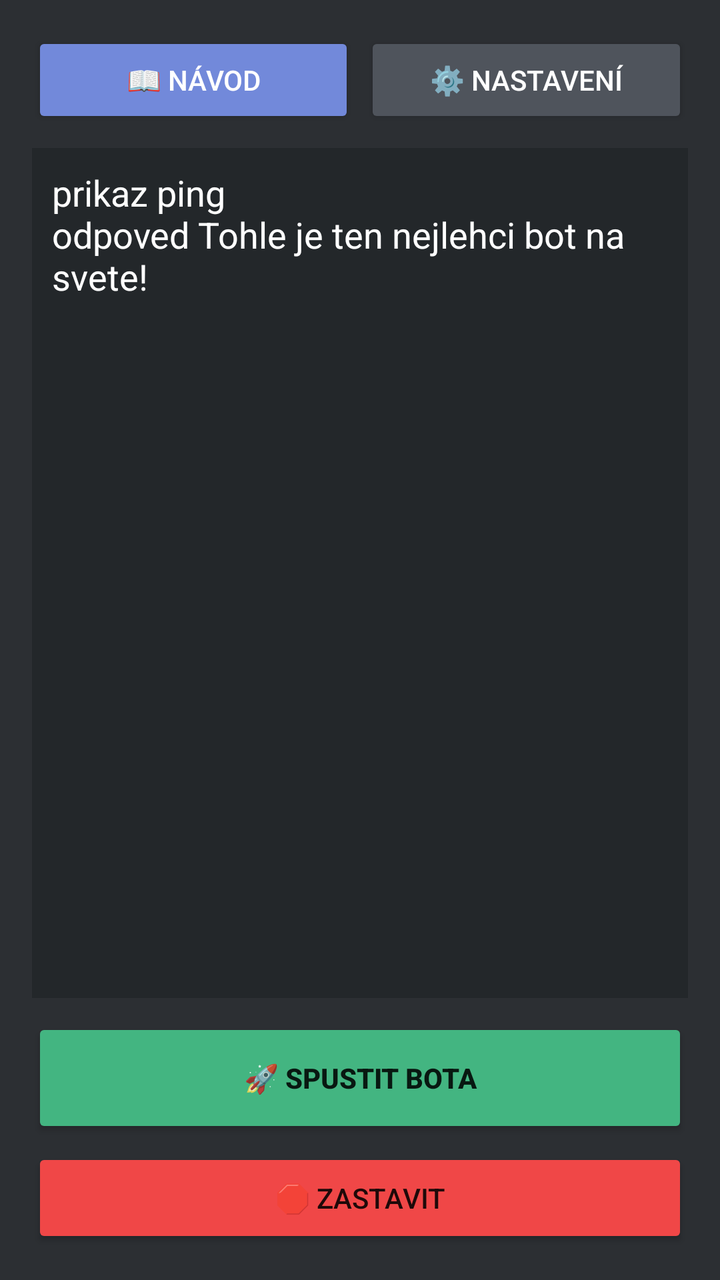
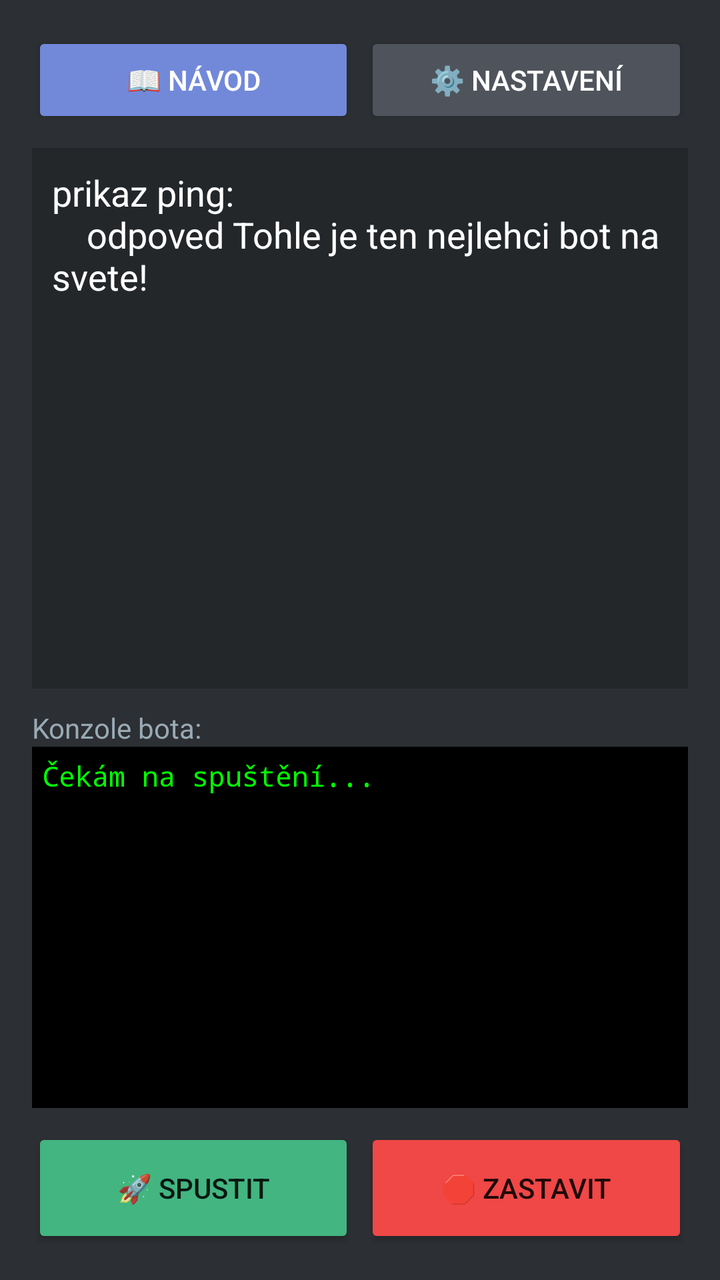

Compare the two renders of this Android layout. The source of the first and the diff that turns it into the second are given below.
<!-- AndroidManifest.xml: application theme Theme.AppCompat.Light.NoActionBar -->
<!-- res/layout/activity_main.xml -->
<?xml version="1.0" encoding="utf-8"?>
<LinearLayout xmlns:android="http://schemas.android.com/apk/res/android"
    android:layout_width="match_parent" android:layout_height="match_parent"
    android:orientation="vertical" android:padding="16dp" android:background="#2C2F33">

    <LinearLayout android:layout_width="match_parent" android:layout_height="wrap_content" android:orientation="horizontal">
        <Button android:id="@+id/btnTutorial" android:layout_width="0dp" android:layout_weight="1"
            android:layout_height="wrap_content" android:text="📖 NÁVOD" android:backgroundTint="#7289DA" android:textColor="#FFFFFF"/>
        <Button android:id="@+id/btnSettings" android:layout_width="0dp" android:layout_weight="1"
            android:layout_height="wrap_content" android:text="⚙️ NASTAVENÍ" android:backgroundTint="#4F545C" android:textColor="#FFFFFF" android:layout_marginLeft="5dp"/>
    </LinearLayout>

    <EditText android:id="@+id/codeInput" android:layout_width="match_parent" 
        android:layout_height="0dp" android:layout_weight="1" android:textColor="#FFFFFF"
        android:gravity="top" android:layout_marginTop="10dp" android:background="#23272A" android:padding="10dp"
        android:text="prikaz ping\nodpoved Tohle je ten nejlehci bot na svete!\n"/>

    <Button android:id="@+id/btnStart" android:layout_width="match_parent" 
        android:layout_height="60dp" android:text="🚀 SPUSTIT BOTA" 
        android:backgroundTint="#43B581" android:layout_marginTop="10dp" android:textStyle="bold"/>
        
    <Button android:id="@+id/btnStop" android:layout_width="match_parent" 
        android:layout_height="50dp" android:text="🛑 ZASTAVIT" 
        android:backgroundTint="#F04747" android:layout_marginTop="5dp"/>
</LinearLayout>
<!-- resources referenced by this layout -->
<resources>

</resources>

<!-- the commit's change to res/layout/activity_main.xml (unified diff, before → after) -->
@@ -4,22 +4,23 @@
     android:orientation="vertical" android:padding="16dp" android:background="#2C2F33">
 
     <LinearLayout android:layout_width="match_parent" android:layout_height="wrap_content" android:orientation="horizontal">
-        <Button android:id="@+id/btnTutorial" android:layout_width="0dp" android:layout_weight="1"
-            android:layout_height="wrap_content" android:text="📖 NÁVOD" android:backgroundTint="#7289DA" android:textColor="#FFFFFF"/>
-        <Button android:id="@+id/btnSettings" android:layout_width="0dp" android:layout_weight="1"
-            android:layout_height="wrap_content" android:text="⚙️ NASTAVENÍ" android:backgroundTint="#4F545C" android:textColor="#FFFFFF" android:layout_marginLeft="5dp"/>
+        <Button android:id="@+id/btnTutorial" android:layout_width="0dp" android:layout_weight="1" android:layout_height="wrap_content" android:text="📖 NÁVOD" android:backgroundTint="#7289DA" android:textColor="#FFFFFF"/>
+        <Button android:id="@+id/btnSettings" android:layout_width="0dp" android:layout_weight="1" android:layout_height="wrap_content" android:text="⚙️ NASTAVENÍ" android:backgroundTint="#4F545C" android:textColor="#FFFFFF" android:layout_marginLeft="5dp"/>
     </LinearLayout>
 
     <EditText android:id="@+id/codeInput" android:layout_width="match_parent" 
-        android:layout_height="0dp" android:layout_weight="1" android:textColor="#FFFFFF"
+        android:layout_height="0dp" android:layout_weight="1.2" android:textColor="#FFFFFF"
         android:gravity="top" android:layout_marginTop="10dp" android:background="#23272A" android:padding="10dp"
-        android:text="prikaz ping\nodpoved Tohle je ten nejlehci bot na svete!\n"/>
+        android:text="prikaz ping:\n    odpoved Tohle je ten nejlehci bot na svete!\n"/>
 
-    <Button android:id="@+id/btnStart" android:layout_width="match_parent" 
-        android:layout_height="60dp" android:text="🚀 SPUSTIT BOTA" 
-        android:backgroundTint="#43B581" android:layout_marginTop="10dp" android:textStyle="bold"/>
-        
-    <Button android:id="@+id/btnStop" android:layout_width="match_parent" 
-        android:layout_height="50dp" android:text="🛑 ZASTAVIT" 
-        android:backgroundTint="#F04747" android:layout_marginTop="5dp"/>
+    
+    <TextView android:layout_width="wrap_content" android:layout_height="wrap_content" android:text="Konzole bota:" android:textColor="#99AAB5" android:layout_marginTop="10dp" />
+    <ScrollView android:layout_width="match_parent" android:layout_height="0dp" android:layout_weight="0.8" android:background="#000000" android:padding="5dp">
+        <TextView android:id="@+id/consoleOutput" android:layout_width="match_parent" android:layout_height="wrap_content" android:textColor="#00FF00" android:fontFamily="monospace" android:text="Čekám na spuštění...\n" />
+    </ScrollView>
+
+    <LinearLayout android:layout_width="match_parent" android:layout_height="wrap_content" android:orientation="horizontal" android:layout_marginTop="10dp">
+        <Button android:id="@+id/btnStart" android:layout_width="0dp" android:layout_weight="1" android:layout_height="60dp" android:text="🚀 SPUSTIT" android:backgroundTint="#43B581"/>
+        <Button android:id="@+id/btnStop" android:layout_width="0dp" android:layout_weight="1" android:layout_height="60dp" android:text="🛑 ZASTAVIT" android:backgroundTint="#F04747" android:layout_marginLeft="5dp"/>
+    </LinearLayout>
 </LinearLayout>
